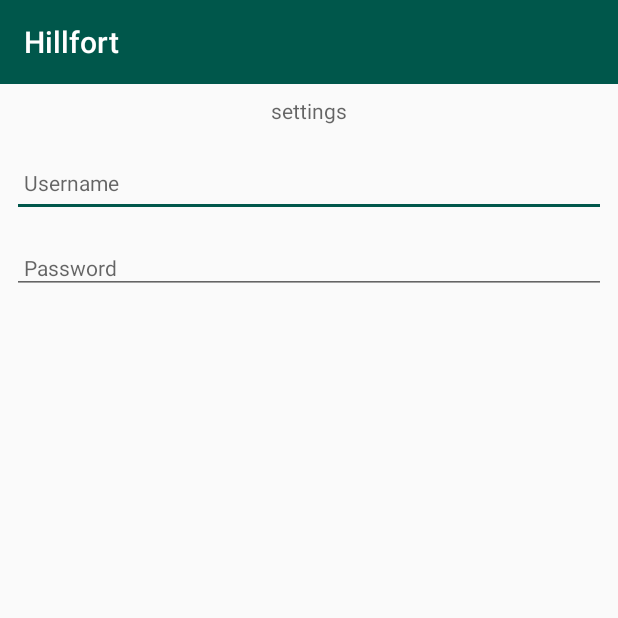
After one commit to AndrewMinogue/Hillfort, an Android app: the SettingsActivity screen opened directly, with no data from a screen before it, on a phone screen of 412 x 824 dp, the top half of it. The commit adds this screen. Run offline under Robolectric (Android 15) with nearby library versions, the phone set to English and light mode, and no system bars; 1 statement that could not run was skipped.

Commit message:
minor changes

```diff
--- a/app/src/main/AndroidManifest.xml
+++ b/app/src/main/AndroidManifest.xml
@@ -21,6 +21,7 @@
         <activity android:name=".activities.HillfortListActivity"></activity>
         <activity android:name=".activities.LoginActivity"></activity>
         <activity android:name=".activities.RegisterActivity"></activity>
+        <activity android:name=".activities.SettingsActivity"></activity>
         <activity android:name=".activities.MapActivity" android:label="@string/title_activity_map"></activity>
         <activity android:name=".activities.HillfortActivity"></activity>
         <activity android:name=".activities.SplashActivity">
--- a/app/src/main/java/assignment.hillfort.models/HillfortModel.kt
+++ b/app/src/main/java/assignment.hillfort.models/HillfortModel.kt
@@ -13,6 +13,7 @@ data class HillfortModel(var id: Long = 0,
                          var description: String = "",
                          var lat : Double = 0.0,
                          var lng: Double = 0.0,
+                         var visited: Boolean = false,
                          var zoom: Float = 0f) : Parcelable
 
 @Parcelize
--- /dev/null
+++ b/app/src/main/java/assignment/hillfort/activities/SettingsActivity.kt
@@ -0,0 +1,47 @@
+package assignment.hillfort.activities
+
+import android.os.Bundle
+import androidx.appcompat.app.AppCompatActivity
+import assignment.hillfort.R
+import assignment.hillfort.main.MainApp
+import assignment.hillfort.models.HillfortModel
+import assignment.hillfort.models.UserModel
+import kotlinx.android.synthetic.main.activity_hillfort.*
+import kotlinx.android.synthetic.main.activity_hillfort.toolbarAdd
+import kotlinx.android.synthetic.main.settings.*
+import org.jetbrains.anko.AnkoLogger
+import org.jetbrains.anko.info
+
+class SettingsActivity : AppCompatActivity(), AnkoLogger {
+
+
+
+    lateinit var app: MainApp
+    var edit = false
+    var user = UserModel()
+
+    override fun onCreate(savedInstanceState: Bundle?) {
+        super.onCreate(savedInstanceState)
+        setContentView(R.layout.settings)
+        app = application as MainApp
+        toolbarAdd.title = title
+        setSupportActionBar(toolbarAdd)
+        info("Hillfort Activity started..")
+
+
+
+//        var allUsers= app.users.findAll()
+//
+//        for(x in allUsers)
+//            if(x.loggedIn == true) {
+//                etLogin_username1.setText(x.email)
+//                etLogin_password1.setText(x.password)
+//            }
+    }
+
+
+
+
+
+
+}
--- a/app/src/main/res/layout/activity_hillfort.xml
+++ b/app/src/main/res/layout/activity_hillfort.xml
@@ -177,6 +177,11 @@
                     android:textColor="@color/colorPrimary"
                     android:textSize="16sp"/>
 
+                <CheckBox android:id="@+id/checkbox_visited"
+                    android:layout_width="wrap_content"
+                    android:layout_height="wrap_content"
+                    android:text="@string/hillfort_visited" />
+
                 <Button
                     android:id="@+id/btnAdd"
                     android:layout_width="match_parent"
--- /dev/null
+++ b/app/src/main/res/layout/settings.xml
@@ -0,0 +1,88 @@
+<?xml version="1.0" encoding="utf-8"?>
+<androidx.constraintlayout.widget.ConstraintLayout
+    xmlns:android="http://schemas.android.com/apk/res/android"
+    xmlns:app="http://schemas.android.com/apk/res-auto"
+    xmlns:tools="http://schemas.android.com/tools"
+    android:layout_width="match_parent"
+    android:layout_height="match_parent"
+    tools:context="assignment.hillfort.activities.SettingsActivity">
+
+    <RelativeLayout
+        android:layout_width="match_parent"
+        android:layout_height="wrap_content"
+        app:layout_constraintBottom_toBottomOf="parent"
+        app:layout_constraintTop_toTopOf="parent">
+
+        <com.google.android.material.appbar.AppBarLayout
+            android:id="@+id/appBarLayout"
+            android:layout_width="match_parent"
+            android:layout_height="wrap_content"
+            android:background="@color/colorAccent"
+            android:fitsSystemWindows="true"
+            app:elevation="0dip"
+            app:theme="@style/ThemeOverlay.AppCompat.Dark.ActionBar">
+
+            <androidx.appcompat.widget.Toolbar
+                android:id="@+id/toolbarAdd"
+                android:layout_width="match_parent"
+                android:layout_height="wrap_content"
+                app:titleTextColor="@color/colorPrimary" />
+        </com.google.android.material.appbar.AppBarLayout>
+
+        <ScrollView
+            android:layout_width="match_parent"
+            android:layout_height="match_parent"
+            android:layout_below="@id/appBarLayout"
+            android:fillViewport="true">
+
+            <LinearLayout
+                android:layout_width="match_parent"
+                android:layout_height="wrap_content"
+                android:orientation="vertical">
+
+                <TextView
+                    android:id="@+id/AddImages"
+                    android:layout_width="wrap_content"
+                    android:layout_height="wrap_content"
+                    android:hint="settings"
+                    android:padding="8dp"
+                    android:paddingTop="8dp"
+                    android:paddingBottom="8dp"
+                    android:layout_gravity="center_horizontal"
+                    android:textSize="14sp" />
+
+
+
+
+
+
+                <EditText
+                    android:id="@+id/etLogin_username1"
+                    android:layout_width="match_parent"
+                    android:layout_height="45dp"
+                    android:layout_margin="8dp"
+                    android:hint="@string/login_username"
+                    android:inputType="text"
+                    android:maxLength="25"
+                    android:maxLines="1"
+                    android:padding="8dp"
+                    android:textColor="@color/colorPrimaryDark"
+                    android:textSize="14sp" />
+
+                <EditText
+                    android:id="@+id/etLogin_password1"
+                    android:layout_width="match_parent"
+                    android:layout_height="wrap_content"
+                    android:layout_margin="8dp"
+                    android:hint="@string/login_password"
+                    android:inputType="textPassword"
+                    android:maxLength="25"
+                    android:maxLines="1"
+                    android:padding="8dp"
+                    android:textColor="@color/colorPrimaryDark"
+                    android:textSize="14sp" />
+
+            </LinearLayout>
+        </ScrollView>
+    </RelativeLayout>
+</androidx.constraintlayout.widget.ConstraintLayout>
```
Also changed, not shown: app/src/main/java/assignment/hillfort/activities/HillfortActivity.kt (+15 -2 lines), app/src/main/java/assignment/hillfort/activities/LoginActivity.kt (+8 -33 lines), app/src/main/res/layout/card_placemark.xml (+7 -8 lines), app/src/main/res/menu/menu_main.xml (+13 -0 lines), app/src/main/res/values/strings.xml (+1 -7 lines).
